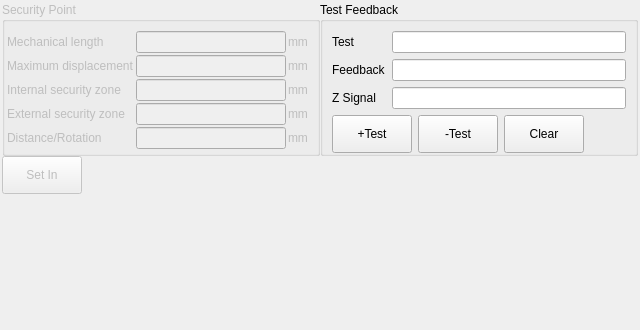
Above: hcsettings/axissettingsframe.ui from GaussCheng/2-5AxisPunch before the change. Below: the same form after it.
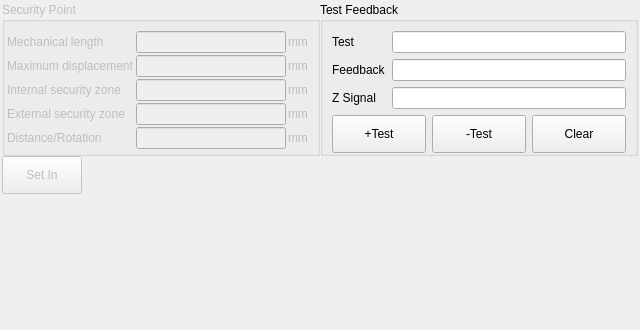
That is the form after the change. Custom widgets are drawn as their Qt base class.

Commit message: 1.添加按钮checked状态样式 2.监视页面按钮加高

The edit to the form file:
```diff
--- a/hcsettings/axissettingsframe.ui
+++ b/hcsettings/axissettingsframe.ui
@@ -193,12 +193,6 @@
               <height>38</height>
              </size>
             </property>
-            <property name="maximumSize">
-             <size>
-              <width>80</width>
-              <height>38</height>
-             </size>
-            </property>
             <property name="text">
              <string>+Test</string>
             </property>
@@ -218,12 +212,6 @@
               <height>38</height>
              </size>
             </property>
-            <property name="maximumSize">
-             <size>
-              <width>80</width>
-              <height>38</height>
-             </size>
-            </property>
             <property name="text">
              <string>-Test</string>
             </property>
@@ -243,12 +231,6 @@
               <height>38</height>
              </size>
             </property>
-            <property name="maximumSize">
-             <size>
-              <width>80</width>
-              <height>38</height>
-             </size>
-            </property>
             <property name="text">
              <string>Clear</string>
             </property>
```
The commit also changes 4 other files.
